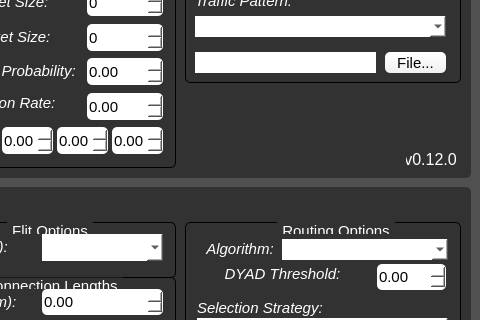
Qt form noximgui.ui (mvxt/noximGUI) before a commit; both pictures show x 370 to 850 and y 116 to 436 of the 850 by 878 pixel window.
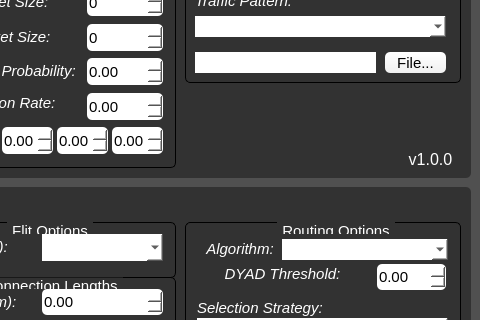
The same form after that commit. Icons and pictures are not drawn.

Commit message: Fixed a last bug regarding trace files

Diff of the .ui file:
```diff
--- a/noximgui.ui
+++ b/noximgui.ui
@@ -1100,7 +1100,7 @@
          </rect>
         </property>
         <property name="text">
-         <string>&lt;html&gt;&lt;head/&gt;&lt;body&gt;&lt;p align=&quot;center&quot;&gt;&lt;span style=&quot; font-size:12pt;&quot;&gt;v0.12.0&lt;/span&gt;&lt;/p&gt;&lt;/body&gt;&lt;/html&gt;</string>
+         <string>&lt;html&gt;&lt;head/&gt;&lt;body&gt;&lt;p align=&quot;center&quot;&gt;&lt;span style=&quot; font-size:12pt;&quot;&gt;v1.0.0&lt;/span&gt;&lt;/p&gt;&lt;/body&gt;&lt;/html&gt;</string>
         </property>
        </widget>
        <widget class="QLabel" name="label">
```
The commit also changes 2 other files.
